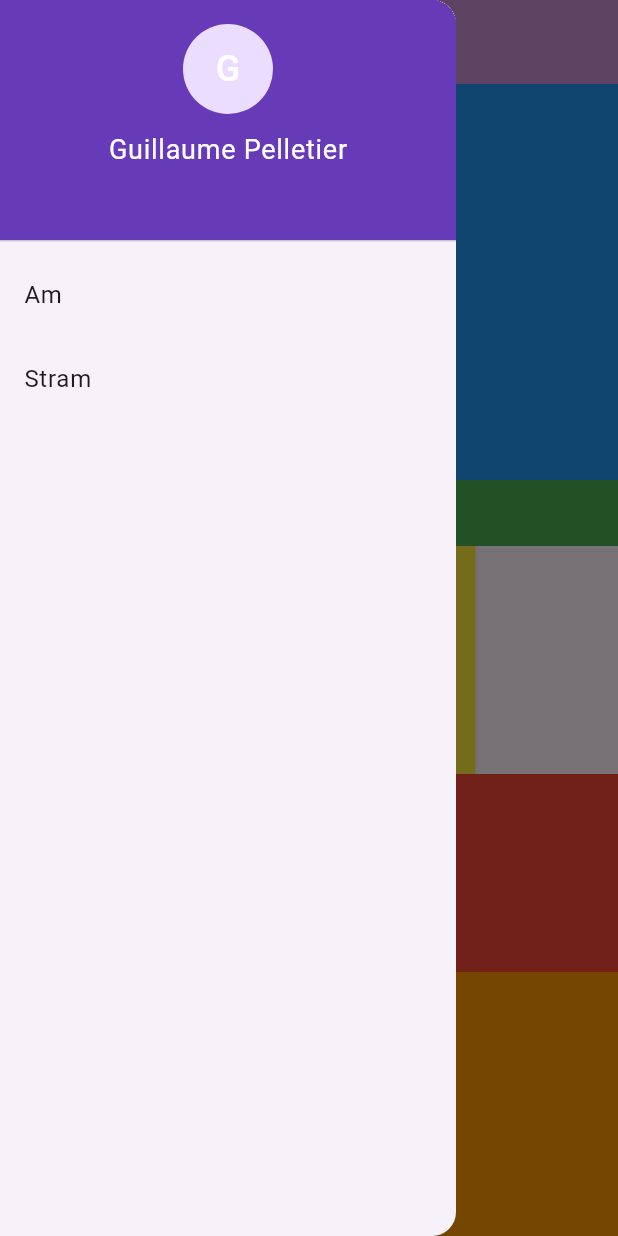
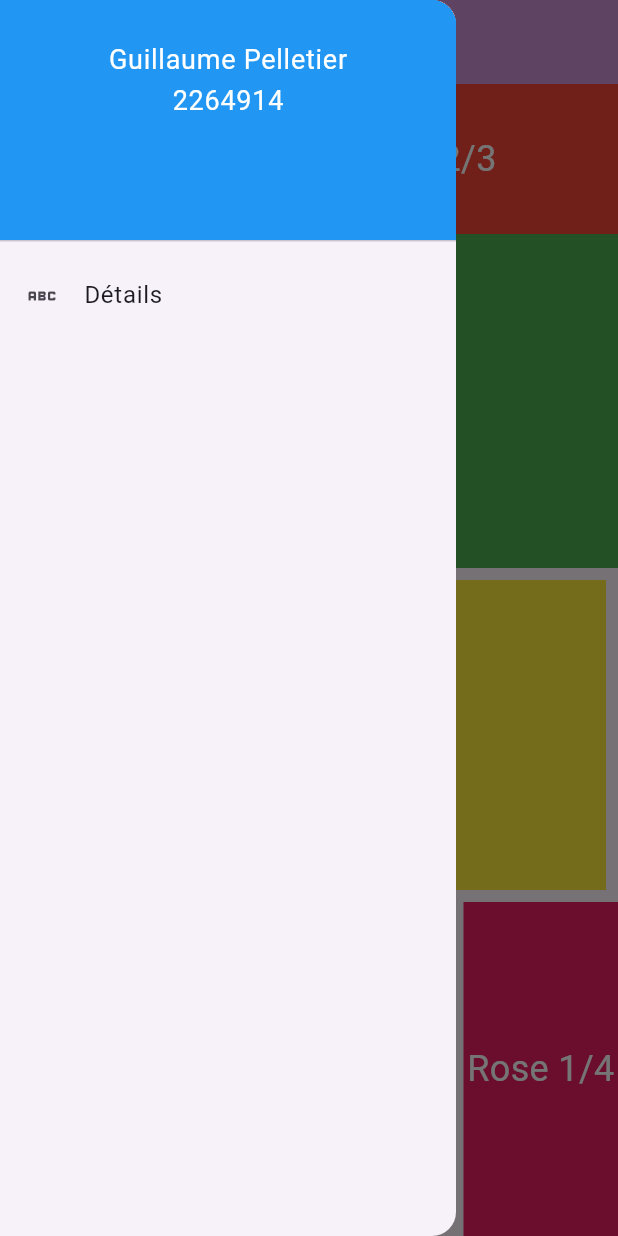
Before and after one commit to Guil360/Exercices, a Flutter app: the screen it shows after launch, with the side drawer open, on a phone screen of 412 x 824 dp. Run offline on Flutter 3.47's test engine with Material 3 defaults, Android fonts, the phone set to English and light mode, and no system bars; our stand-ins replace dio, image_picker.

Commit message:
BUGFIX Formatif
Exercices complets

```diff
--- /dev/null
+++ b/Formatifs/Formatif 2024 - Exercice 1/lib/Accueil.dart
@@ -0,0 +1,125 @@
+import 'package:flutter/material.dart';
+import '../../../../../navigation_drawer.dart' as CustomNavigationDrawer;
+
+class Accueil extends StatelessWidget {
+  Accueil({super.key});
+
+  final GlobalKey<ScaffoldState> _scaffoldKey = GlobalKey<ScaffoldState>();
+  final double topHeight = 100.0;
+
+  @override
+  Widget build(BuildContext context) {
+    return MaterialApp(
+      home: Scaffold(
+        drawer: CustomNavigationDrawer.NavigationDrawer(),
+        appBar: AppBar(title: Text('Am'), backgroundColor: Colors.purple[200]),
+        body: LayoutBuilder(
+          builder: (context, constraints) {
+            final availableHeight = constraints.maxHeight - topHeight;
+            return Column(
+              children: [
+                Row(
+                  children: [
+                    Container(
+                      height: topHeight,
+                      width: MediaQuery.of(context).size.width / 3,
+                      color: Colors.blue,
+                      child: Center(
+                        child: Text(
+                          'Bleu 1/3',
+                          style: TextStyle(fontSize: 24, color: Colors.white),
+                        ),
+                      ),
+                    ),
+                    Container(
+                      height: topHeight,
+                      width: (MediaQuery.of(context).size.width / 3) * 2,
+                      color: Colors.red,
+                      child: Center(
+                        child: Text(
+                          'Rouge 2/3',
+                          style: TextStyle(fontSize: 24, color: Colors.white),
+                        ),
+                      ),
+                    ),
+                  ],
+                ),
+                SizedBox(
+                  height: availableHeight,
+                  child: Column(
+                    children: [
+                      Row(
+                        children: [
+                          Container(
+                            height: availableHeight / 3,
+                            width: MediaQuery.of(context).size.width,
+                            color: Colors.green,
+                            child: Center(
+                              child: Text(
+                                'Vert',
+                                style: TextStyle(fontSize: 24, color: Colors.white),
+                              ),
+                            ),
+                          ),
+                        ],
+                      ),
+                      Row(
+                        children: [
+                          Padding(
+                            padding: const EdgeInsets.all(8),
+                            child: Container(
+                              height: (availableHeight / 3) - 16,
+                              width: MediaQuery.of(context).size.width - 16,
+                              color: Colors.yellow,
+                              child: Center(
+                                child: Text(
+                                  'Jaune',
+                                  style: TextStyle(fontSize: 24, color: Colors.black),
+                                ),
+                              ),
+                            ),
+                          ),
+                        ],
+                      ),
+                      Row(
+                        children: [
+                          Container(
+                            height: availableHeight / 3,
+                            width: MediaQuery.of(context).size.width / 4,
+                            color: Colors.deepOrangeAccent,
+                            child: Center(
+                              child: Text(
+                                'Orange 1/4',
+                                style: TextStyle(fontSize: 24, color: Colors.white),
+                              ),
+                            ),
+                          ),
+                          Container(
+                            height: availableHeight / 3,
+                            width: MediaQuery.of(context).size.width / 2,
+                            color: Colors.transparent,
+                          ),
+                          Container(
+                            height: availableHeight / 3,
+                            width: MediaQuery.of(context).size.width / 4,
+                            color: Colors.pink,
+                            child: Center(
+                              child: Text(
+                                'Rose 1/4',
+                                style: TextStyle(fontSize: 24, color: Colors.white),
+                              ),
+                            ),
+                          ),
+                        ],
+                      ),
+                    ],
+                  ),
+                ),
+              ],
+            );
+          },
+        ),
+      ),
+    );
+  }
+}
--- a/Formatifs/Formatif 2024 - Exercice 1/lib/Am.dart
+++ /dev/null
@@ -1,50 +0,0 @@
-import 'package:flutter/material.dart';
-import '../../../../../navigation_drawer.dart' as CustomNavigationDrawer;
-
-class Am extends StatelessWidget {
-  Am({super.key});
-  final GlobalKey<ScaffoldState> _scaffoldKey = GlobalKey<ScaffoldState>();
-  final double greenHeight = 44.0;
-
-  @override
-  Widget build(BuildContext context) {
-    return MaterialApp(
-      home: Scaffold(
-        drawer: CustomNavigationDrawer.NavigationDrawer(),
-        appBar: AppBar(
-          title: Text('Am'),
-          backgroundColor: Colors.purple[200],
-        ),
-        body: Column(
-          children: [
-            Container(
-              height: greenHeight * 6,
-              color: Colors.blue,
-            ),
-            Container(
-              height: greenHeight,
-              color: Colors.green,
-            ),
-            Expanded(
-              child: Center(
-                child: Container(
-                  width: 222,
-                  height: 222,
-                  color: Colors.yellow,
-                ),
-              ),
-            ),
-            Container(
-              height: greenHeight * 3,
-              color: Colors.red,
-            ),
-            Container(
-              height: greenHeight * 4,
-              color: Colors.orange,
-            ),
-          ],
-        ),
-      ),
-    );
-  }
-}
--- /dev/null
+++ b/Formatifs/Formatif 2024 - Exercice 1/lib/Details.dart
@@ -0,0 +1,51 @@
+import 'package:flutter/material.dart';
+import 'package:guillaume_pelletier/Accueil.dart';
+import '../../../../../navigation_drawer.dart' as CustomNavigationDrawer;
+
+class Details extends StatelessWidget {
+  Details({super.key});
+
+  final GlobalKey<ScaffoldState> _scaffoldKey = GlobalKey<ScaffoldState>();
+
+  @override
+  Widget build(BuildContext context) {
+    return Scaffold(
+      key: _scaffoldKey,
+      appBar: AppBar(
+        title: const Text('Détails'),
+        centerTitle: true,
+        elevation: 4,
+        backgroundColor: Colors.deepPurple,
+
+      ),
+      body: Center(
+        child: Column(
+          mainAxisSize: MainAxisSize.min,
+          children: [
+            Container(
+              height: 200,
+              width: MediaQuery.of(context).size.width - 100,
+              color: Colors.deepOrange,
+              child: const Center(
+                child: Text(
+                  "C'est réussi!",
+                  style: TextStyle(fontSize: 24, color: Colors.white),
+                ),
+              ),
+            ),
+            const SizedBox(height: 16),
+            ElevatedButton(
+              onPressed: () {
+                Navigator.pushReplacement(
+                  context,
+                  MaterialPageRoute(builder: (context) => Accueil()),
+                );
+              },
+              child: const Text("Revenir à l'accueil"),
+            ),
+          ],
+        ),
+      ),
+    );
+  }
+}
--- a/Formatifs/Formatif 2024 - Exercice 1/lib/Stram.dart
+++ /dev/null
@@ -1,30 +0,0 @@
-import 'package:flutter/material.dart';
-import 'package:guillaume_pelletier/Gram.dart';
-import '../../../../../navigation_drawer.dart' as CustomNavigationDrawer;
-
-class Stram extends StatelessWidget {
-  Stram({super.key});
-  final GlobalKey<ScaffoldState> _scaffoldKey = GlobalKey<ScaffoldState>();
-
-  @override
-  Widget build(BuildContext context) {
-    return Scaffold(
-      key: _scaffoldKey,
-      appBar: AppBar(
-        title: const Text('Liste des Tâches'),
-        centerTitle: true,
-        elevation: 4,
-        backgroundColor: Colors.deepPurple,
-        leading: IconButton(
-          icon: const Icon(Icons.menu),
-          onPressed: () {
-            _scaffoldKey.currentState?.openDrawer();
-          },
-        ),
-      ),
-      drawer: const CustomNavigationDrawer.NavigationDrawer(),
-      body: Center(
-      ),
-    );
-  }
-}
--- a/Formatifs/Formatif 2024 - Exercice 1/lib/main.dart
+++ b/Formatifs/Formatif 2024 - Exercice 1/lib/main.dart
@@ -1,5 +1,5 @@
 import 'package:flutter/material.dart';
-import 'package:guillaume_pelletier/Am.dart';
+import 'package:guillaume_pelletier/Accueil.dart';
 
 void main() {
   runApp(const MyApp());
@@ -12,7 +12,7 @@ class MyApp extends StatelessWidget {
   Widget build(BuildContext context) {
     return MaterialApp(
       title: 'Flutter Auth Demo',
-      home:Am(),
+      home:Accueil(),
     );
   }
 }
--- a/Formatifs/Formatif 2024 - Exercice 1/lib/navigation_drawer.dart
+++ b/Formatifs/Formatif 2024 - Exercice 1/lib/navigation_drawer.dart
@@ -1,6 +1,6 @@
 import 'package:flutter/material.dart';
-import 'package:guillaume_pelletier/Am.dart';
-import 'package:guillaume_pelletier/Stram.dart';
+import 'package:guillaume_pelletier/Accueil.dart';
+import 'package:guillaume_pelletier/Details.dart';
 
 class NavigationDrawer extends StatelessWidget {
   const NavigationDrawer({super.key});
@@ -8,45 +8,36 @@ class NavigationDrawer extends StatelessWidget {
   @override
   Widget build(BuildContext context) {
     String? username = "Guillaume Pelletier";
+    String? matricule = "2264914";
 
     return Drawer(
       child: ListView(
         padding: EdgeInsets.zero,
         children: <Widget>[
           DrawerHeader(
-            decoration: BoxDecoration(color: Colors.deepPurple),
+            decoration: BoxDecoration(color: Colors.blue),
             child: Column(
               children: [
-                CircleAvatar(
-                  radius: 30,
-                  child: Text(
-                    username != null ? username[0].toUpperCase() : 'U',
-                    style: const TextStyle(fontSize: 24, color: Colors.white),
-                  ),
-                ),
+
                 const SizedBox(height: 10),
                 Text(
                   username ?? 'Utilisateur',
+                  style: const TextStyle(color: Colors.white, fontSize: 18),
+                ),
+                Text(
+                  matricule ?? 'Matricule',
                   style: const TextStyle(color: Colors.white, fontSize: 18),
                 ),
               ],
             ),
           ),
           ListTile(
-            title: const Text('Am'),
+            leading: const Icon(Icons.abc),
+            title: const Text('Détails'),
             onTap: () {
               Navigator.pushReplacement(
                 context,
-                MaterialPageRoute(builder: (context) => Am()),
-              );
-            },
-          ),
-          ListTile(
-            title: const Text('Stram'),
-            onTap: () {
-              Navigator.pushReplacement(
-                context,
-                MaterialPageRoute(builder: (context) => Stram()),
+                MaterialPageRoute(builder: (context) => Details()),
               );
             },
           ),
```
